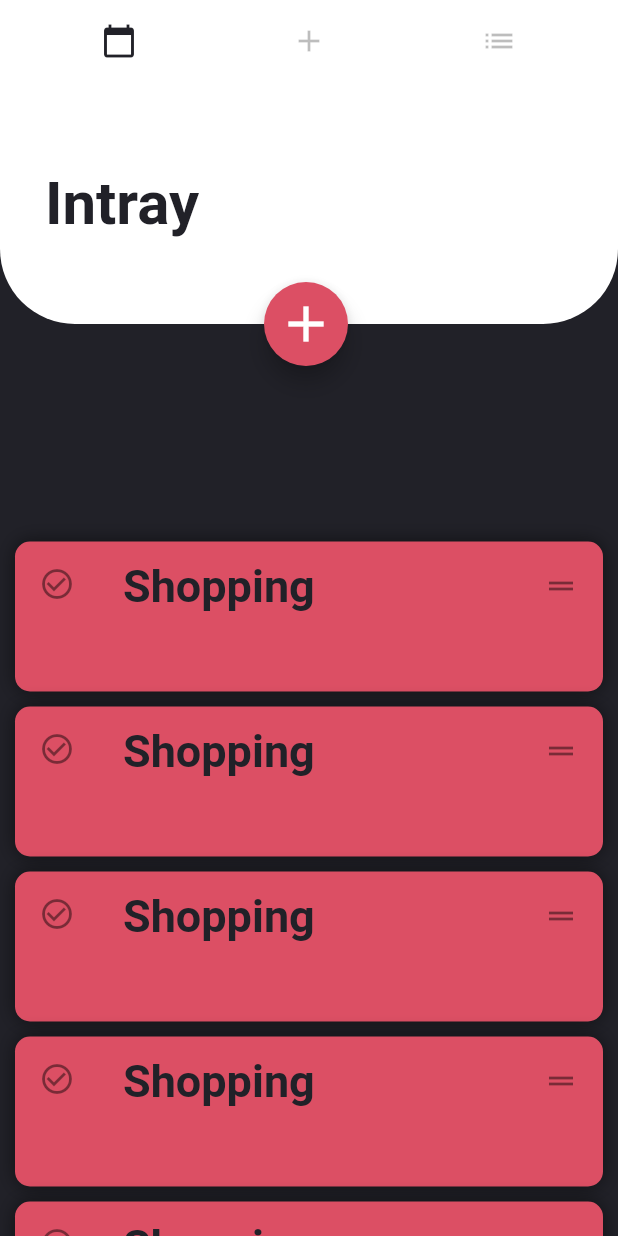
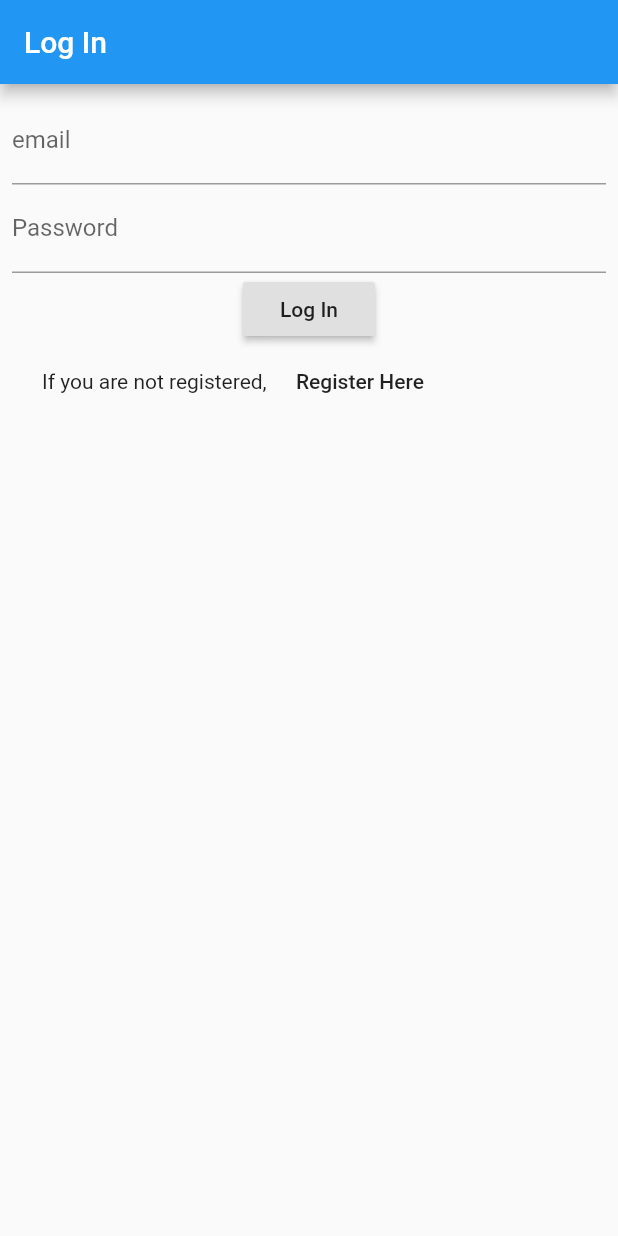
Before and after one commit to ankitchouhan1020/TodoApp, a Flutter app: the screen it shows after launch, on a phone screen of 412 x 824 dp. Run offline on Flutter 3.47's test engine with Material 2 defaults, Android fonts, the phone set to English and light mode, and no system bars; our stand-ins replace flutter_secure_storage; missing offline and left inert: jaguar_jwt; Roboto replaces fonts that are missing (Avenir).

```diff
--- a/App/todoApp/lib/main.dart
+++ b/App/todoApp/lib/main.dart
@@ -1,13 +1,22 @@
 import 'package:flutter/material.dart';
+import 'package:flutter_secure_storage/flutter_secure_storage.dart';
 
-import './models/global.dart';
-import './widgets/intrayPage.dart';
+import './widgets/my-home-page.dart';
+import './widgets/login-page.dart';
+
+final storage = FlutterSecureStorage();
 
 void main() {
   runApp(MyApp());
 }
 
 class MyApp extends StatelessWidget {
+  Future<String> get jwtOrEmpty async {
+    var jwt = await storage.read(key: "jwt");
+    if (jwt == null) return "";
+    return jwt;
+  }
+
   // This widget is the root of your application.
   @override
   Widget build(BuildContext context) {
@@ -15,105 +24,22 @@ class MyApp extends StatelessWidget {
       title: 'Todo App',
       theme: ThemeData(
         primarySwatch: Colors.blue,
-        visualDensity: VisualDensity.adaptivePlatformDensity,
       ),
-      home: MyHomePage(),
+      home: FutureBuilder(
+          future: jwtOrEmpty,
+          builder: (context, snapshot) {
+            if (!snapshot.hasData) return CircularProgressIndicator();
+            if (snapshot.data != "") {
+              var str = snapshot.data;
+              var jwt = str.split(".");
+
+              if (jwt.length != 3) {
+                return LoginPage(storage);
+              }
+              return MyHomePage(str);
+            }
+            return LoginPage(storage);
+          }),
     );
   }
 }
-
-class MyHomePage extends StatefulWidget {
-  @override
-  _MyHomePageState createState() => _MyHomePageState();
-}
-
-class _MyHomePageState extends State<MyHomePage> {
-  @override
-  Widget build(BuildContext context) {
-    return new MaterialApp(
-      color: Colors.grey,
-      home: SafeArea(
-        child: DefaultTabController(
-          length: 3,
-          child: new Scaffold(
-            appBar: AppBar(
-              elevation: 0,
-              title: new TabBar(
-                tabs: [
-                  Tab(
-                    icon: new Icon(Icons.calendar_today),
-                  ),
-                  Tab(
-                    icon: new Icon(Icons.add),
-                  ),
-                  Tab(
-                    icon: new Icon(Icons.list),
-                  ),
-                ],
-                labelColor: darkGreyColor,
-                unselectedLabelColor: Colors.black26,
-                indicatorSize: TabBarIndicatorSize.label,
-                indicatorColor: Colors.transparent,
-              ),
-              backgroundColor: Colors.white,
-            ),
-            body: Stack(
-              children: <Widget>[
-                TabBarView(
-                  children: [
-                    IntrayPage(),
-                    new Container(
-                      color: Colors.orange,
-                    ),
-                    new Container(
-                      color: Colors.lightGreen,
-                    ),
-                  ],
-                ),
-                Container(
-                  height: 160,
-                  decoration: BoxDecoration(
-                    borderRadius: BorderRadius.only(
-                      bottomLeft: Radius.circular(50),
-                      bottomRight: Radius.circular(50),
-                    ),
-                    color: Colors.white,
-                  ),
-                  child: Padding(
-                    padding: const EdgeInsets.only(left: 30),
-                    child: Row(
-                      mainAxisAlignment: MainAxisAlignment.spaceBetween,
-                      children: <Widget>[
-                        Text(
-                          'Intray',
-                          style: intryTitleStyle,
-                        ),
-                        Container()
-                      ],
-                    ),
-                  ),
-                ),
-                Container(
-                  margin: EdgeInsets.only(
-                    top: 132,
-                    left: (MediaQuery.of(context).size.width * 0.5 - 30),
-                  ),
-                  child: FloatingActionButton(
-                    child: Icon(
-                      Icons.add,
-                      size: 40,
-                    ),
-                    backgroundColor: redColor,
-                    onPressed: () {},
-                  ),
-
-                )
-              ],
-            ),
-            backgroundColor: darkGreyColor,
-          ),
-        ),
-      ),
-    );
-  }
-}
--- a/App/todoApp/lib/models/task.dart
+++ b/App/todoApp/lib/models/task.dart
@@ -1,5 +1,3 @@
-import 'package:flutter/foundation.dart';
-
 class Task{
   List<Task> tasks;
   String note;
@@ -11,5 +9,5 @@ class Task{
   String taskId;
   String title;
 
-  Task({this.title, this.completed,this.taskId});
+  Task({this.taskId, this.title, this.completed, this.deadline});
 }
--- /dev/null
+++ b/App/todoApp/lib/widgets/login-page.dart
@@ -0,0 +1,110 @@
+import 'dart:convert';
+
+import 'package:flutter/material.dart';
+import 'package:http/http.dart' as http;
+import 'package:flutter_secure_storage/flutter_secure_storage.dart';
+
+import '../widgets/my-home-page.dart';
+import '../widgets/register-page.dart';
+
+
+const SERVER_IP = 'http://192.168.43.55:3000';
+const SIGNIN_URL = '$SERVER_IP/api/signin';
+
+class LoginPage extends StatelessWidget {
+  final FlutterSecureStorage storage;
+  LoginPage(this.storage);
+
+  final TextEditingController _emailController = TextEditingController();
+  final TextEditingController _passwordController = TextEditingController();
+
+  void displayDialog(context, title, text) => showDialog(
+        context: context,
+        builder: (context) =>
+            AlertDialog(title: Text(title), content: Text(text)),
+      );
+
+  Future<Map<String, Object>> attemptLogIn(
+    String email,
+    String password,
+  ) async {
+    var res = await http.post(SIGNIN_URL,
+        headers: {
+          "Content-Type": "application/json",
+        },
+        body: jsonEncode({
+          "email": email,
+          "password": password,
+        }));
+    var result = {
+      'statusCode': res.statusCode,
+      'msg': res.body,
+    };
+    print(result);
+    return result;
+  }
+
+  @override
+  Widget build(BuildContext context) {
+    return Scaffold(
+        appBar: AppBar(
+          title: Text("Log In"),
+        ),
+        body: Padding(
+          padding: const EdgeInsets.all(8.0),
+          child: Column(
+            children: <Widget>[
+              TextField(
+                controller: _emailController,
+                decoration: InputDecoration(labelText: 'email'),
+              ),
+              TextField(
+                controller: _passwordController,
+                obscureText: true,
+                decoration: InputDecoration(labelText: 'Password'),
+              ),
+              RaisedButton(
+                onPressed: () async {
+                  var email = _emailController.text;
+                  var password = _passwordController.text;
+                  var res = await attemptLogIn(email, password);
+                  if (res['statusCode'] == 200) {
+                    var jwt = res['msg'];
+                    if (jwt != null) {
+                      storage.write(key: "jwt", value: jwt);
+                      Navigator.push(
+                          context,
+                          MaterialPageRoute(
+                              builder: (context) => MyHomePage(jwt)));
+                    }
+                  } else {
+                    displayDialog(
+                        context, "Error: ${res['statusCode']}", res['msg']);
+                  }
+                },
+                child: Text("Log In"),
+              ),
+              Padding(
+                padding: EdgeInsets.symmetric(horizontal: 20),
+                child: Row(
+                  children: <Widget>[
+                    Text('If you are not registered, '),
+                    FlatButton(
+                      child: Text('Register Here'),
+                      onPressed: () {
+                        Navigator.push(
+                          context,
+                          MaterialPageRoute(
+                            builder: (context) => RegisterPage(storage),
+                          ),
+                        );
+                      },
+                    )
+                  ],
+                ),
+              )
+            ],
+          ),
+        ));
+  }
+}
--- a/App/todoApp/pubspec.yaml
+++ b/App/todoApp/pubspec.yaml
@@ -28,6 +28,9 @@ dependencies:
   # The following adds the Cupertino Icons font to your application.
   # Use with the CupertinoIcons class for iOS style icons.
   cupertino_icons: ^0.1.3
+  http: ^0.12.1
+  jaguar_jwt: ^2.1.6
+  flutter_secure_storage: ^3.3.3
 
 dev_dependencies:
   flutter_test:
```
Also changed, not shown: App/todoApp/lib/widgets/intrayPage.dart (+52 -14 lines), App/todoApp/lib/widgets/my-home-page.dart (added, +101 -0 lines), App/todoApp/lib/widgets/register-page.dart (added, +112 -0 lines), App/todoApp/pubspec.lock, 10 other files.
